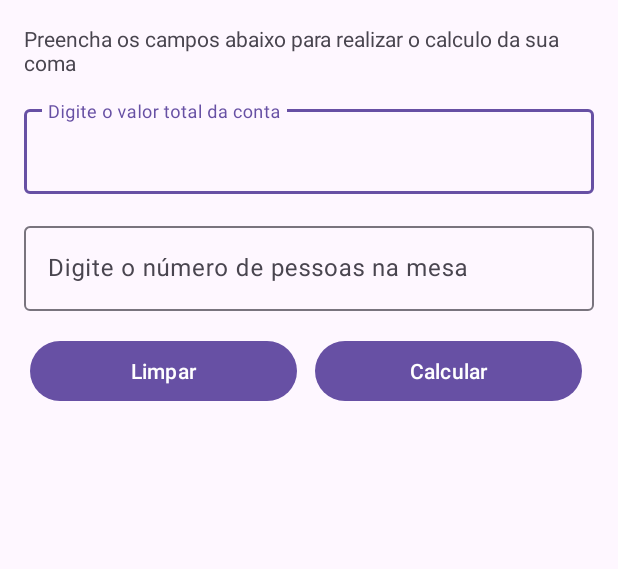
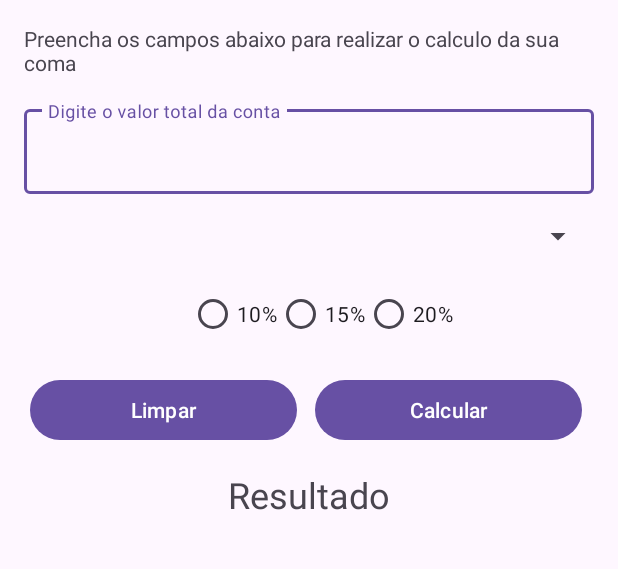
Before and after one commit to Ramoschriss/Tips_Calculator, an Android app: the layout activity_main.xml on its own in the app's theme, with its tools: preview values and no code run, on a phone screen of 412 x 824 dp, the part 89-658 px from its top. Run offline under Robolectric (Android 15) with nearby library versions, the phone set to English and light mode, and no system bars.

Commit message:
Parte estrutural finalizada, apenas falta a parte visual.

```diff
--- a/app/build.gradle.kts
+++ b/app/build.gradle.kts
@@ -15,6 +15,11 @@ android {
         versionName = "1.0"
 
         testInstrumentationRunner = "androidx.test.runner.AndroidJUnitRunner"
+
+        buildFeatures {
+            viewBinding = true
+        }
+
     }
 
     buildTypes {
--- a/app/src/main/res/layout/activity_main.xml
+++ b/app/src/main/res/layout/activity_main.xml
@@ -39,28 +39,24 @@
         app:layout_constraintTop_toBottomOf="@+id/tv_subtitle">
 
         <com.google.android.material.textfield.TextInputEditText
+            android:id="@+id/tie_total"
             android:layout_width="match_parent"
             android:layout_height="match_parent"
             android:hint="Digite o valor total da conta"
             android:inputType="numberDecimal" />
     </com.google.android.material.textfield.TextInputLayout>
 
-    <com.google.android.material.textfield.TextInputLayout
-        android:id="@+id/til_number_of_people"
+    <Spinner
+        android:id="@+id/spinner_number_of_people"
         android:layout_width="match_parent"
         android:layout_height="wrap_content"
         android:layout_margin="16dp"
         app:layout_constraintEnd_toEndOf="parent"
         app:layout_constraintStart_toStartOf="parent"
-        app:layout_constraintTop_toBottomOf="@+id/til_total">
+        app:layout_constraintTop_toBottomOf="@+id/til_total"/>
 
-        <com.google.android.material.textfield.TextInputEditText
-            android:layout_width="match_parent"
-            android:layout_height="match_parent"
-            android:maxLength="2"
-            android:inputType="number"
-            android:hint="Digite o número de pessoas na mesa" />
-    </com.google.android.material.textfield.TextInputLayout>
+
+
 
     <androidx.constraintlayout.widget.Guideline
         android:id="@+id/vertical_guideline"
@@ -68,6 +64,7 @@
         android:layout_height="wrap_content"
         android:orientation="vertical"
         app:layout_constraintGuide_percent="0.5" />
+
 
     <Button
         android:id="@+id/btn_clean"
@@ -78,8 +75,8 @@
         android:layout_marginEnd="8dp"
         android:text="Limpar"
         app:layout_constraintEnd_toStartOf="@+id/vertical_guideline"
-        app:layout_constraintStart_toStartOf="@+id/til_number_of_people"
-        app:layout_constraintTop_toBottomOf="@+id/til_number_of_people" />
+        app:layout_constraintStart_toStartOf="@+id/spinner_number_of_people"
+        app:layout_constraintTop_toBottomOf="@+id/rg_percentage" />
 
 
     <Button
@@ -90,9 +87,52 @@
         android:layout_marginTop="16dp"
         android:layout_marginEnd="8dp"
         android:text="Calcular"
-        app:layout_constraintEnd_toEndOf="@+id/til_number_of_people"
+        app:layout_constraintEnd_toEndOf="@id/spinner_number_of_people"
         app:layout_constraintStart_toEndOf="@+id/vertical_guideline"
-        app:layout_constraintTop_toBottomOf="@+id/til_number_of_people" />
+        app:layout_constraintTop_toBottomOf="@+id/rg_percentage" />
+
+    <RadioGroup
+        android:id="@+id/rg_percentage"
+        android:layout_width="match_parent"
+        android:layout_height="wrap_content"
+        android:layout_marginStart="16dp"
+        android:layout_marginTop="16dp"
+        android:gravity="center_horizontal"
+        android:orientation="horizontal"
+        app:layout_constraintEnd_toEndOf="@+id/til_total"
+        app:layout_constraintStart_toStartOf="@+id/til_total"
+        app:layout_constraintTop_toBottomOf="@id/spinner_number_of_people">
+
+        <RadioButton
+            android:id="@+id/rb_option_one"
+            android:layout_width="wrap_content"
+            android:layout_height="wrap_content"
+            android:text="10%" />
+
+        <RadioButton
+            android:id="@+id/rb_option_two"
+            android:layout_width="wrap_content"
+            android:layout_height="wrap_content"
+            android:text="15%" />
+
+        <RadioButton
+            android:id="@+id/rb_option_three"
+            android:layout_width="wrap_content"
+            android:layout_height="wrap_content"
+            android:text="20%" />
+
+    </RadioGroup>
+
+    <TextView
+        android:id="@+id/tv_result"
+        android:layout_width="wrap_content"
+        android:layout_height="wrap_content"
+        android:layout_marginTop="16dp"
+        android:textSize="24sp"
+        app:layout_constraintEnd_toEndOf="parent"
+        app:layout_constraintStart_toStartOf="parent"
+        app:layout_constraintTop_toBottomOf="@+id/btn_clean"
+        tools:text="Resultado" />
 
 
 </androidx.constraintlayout.widget.ConstraintLayout>
```
Also changed, not shown: app/src/main/java/com/example/tips_calculator/MainActivity.kt (+105 -2 lines), app/src/main/res/values/strings.xml (+14 -0 lines).
